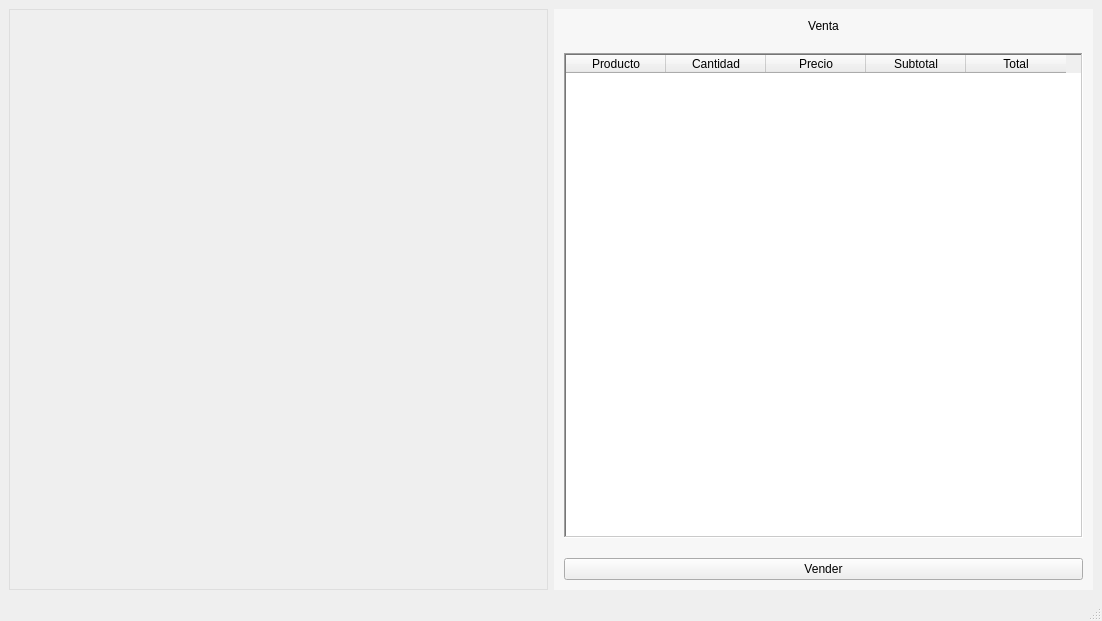
Before: the Qt Designer form RawInterfaces/Venta.ui in Ventthos/PollosExpress, drawn with Qt 5.
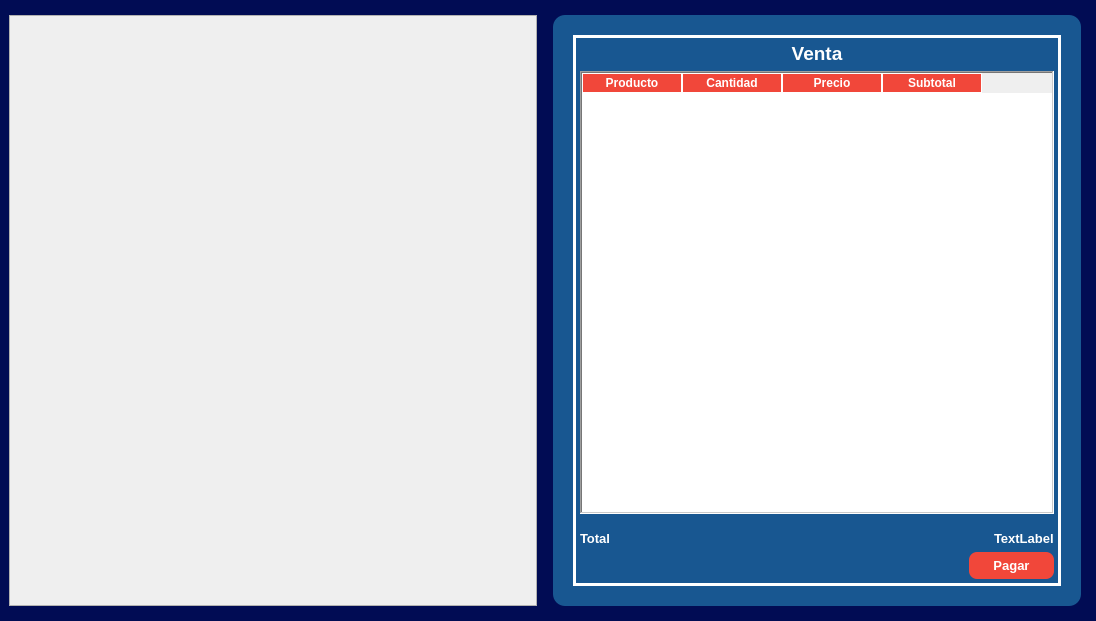
After: the same form once the commit is applied.

Commit message: Nueva UI de VentasEmpleado

Diff of the .ui file:
```diff
--- a/RawInterfaces/Venta.ui
+++ b/RawInterfaces/Venta.ui
@@ -6,7 +6,7 @@
    <rect>
     <x>0</x>
     <y>0</y>
-    <width>1102</width>
+    <width>1096</width>
     <height>621</height>
    </rect>
   </property>
@@ -20,14 +20,34 @@
      <verstretch>0</verstretch>
     </sizepolicy>
    </property>
+   <property name="styleSheet">
+    <string notr="true">#WidgetVentaTotal{
+	background-color: #010c54;
+}</string>
+   </property>
    <layout class="QHBoxLayout" name="horizontalLayout_2">
+    <property name="spacing">
+     <number>16</number>
+    </property>
+    <property name="topMargin">
+     <number>15</number>
+    </property>
+    <property name="rightMargin">
+     <number>15</number>
+    </property>
+    <property name="bottomMargin">
+     <number>15</number>
+    </property>
     <item>
      <widget class="QScrollArea" name="scrollAreaProducto">
       <property name="styleSheet">
        <string notr="true">#scrollAreaProducto {
-background-color: rgba(255,255,255,0.5);
+background-color: #e7e7e5;
 }</string>
       </property>
+      <property name="sizeAdjustPolicy">
+       <enum>QAbstractScrollArea::AdjustToContentsOnFirstShow</enum>
+      </property>
       <property name="widgetResizable">
        <bool>true</bool>
       </property>
@@ -36,10 +56,14 @@
         <rect>
          <x>0</x>
          <y>0</y>
-         <width>537</width>
-         <height>550</height>
+         <width>525</width>
+         <height>589</height>
         </rect>
        </property>
+       <property name="styleSheet">
+        <string notr="true"/>
+       </property>
+       <layout class="QVBoxLayout" name="verticalLayout"/>
       </widget>
      </widget>
     </item>
@@ -47,10 +71,11 @@
      <widget class="QWidget" name="WidgetVentaTabla" native="true">
       <property name="styleSheet">
        <string notr="true">#WidgetVentaTabla {
-background-color: rgba(255,255,255,0.5)
+	background-color: #185791;
+	border-radius: 12px;
 }</string>
       </property>
-      <layout class="QVBoxLayout" name="LayoutVenta" stretch="0,0,0">
+      <layout class="QVBoxLayout" name="LayoutVenta" stretch="0">
        <property name="spacing">
         <number>20</number>
        </property>
@@ -58,19 +83,52 @@
         <enum>QLayout::SetDefaultConstraint</enum>
        </property>
        <property name="leftMargin">
-        <number>10</number>
+        <number>20</number>
        </property>
        <property name="topMargin">
-        <number>10</number>
+        <number>20</number>
        </property>
        <property name="rightMargin">
-        <number>10</number>
+        <number>20</number>
        </property>
        <property name="bottomMargin">
-        <number>10</number>
+        <number>20</number>
+       </property>
+       <item>
+        <widget class="QWidget" name="WidgetInteriorVentaTabla" native="true">
+         <property name="styleSheet">
+          <string notr="true">#WidgetInteriorVentaTabla{
+	border: 3px solid white;
+}</string>
+         </property>
+         <layout class="QVBoxLayout" name="verticalLayout_2">
+          <property name="leftMargin">
+           <number>7</number>
+          </property>
+          <property name="topMargin">
+           <number>7</number>
+          </property>
+          <property name="rightMargin">
+           <number>7</number>
+          </property>
+          <property name="bottomMargin">
+           <number>7</number>
        </property>
        <item>
         <widget class="QLabel" name="Venta">
+            <property name="font">
+             <font>
+              <pointsize>14</pointsize>
+              <weight>75</weight>
+              <bold>true</bold>
+             </font>
+            </property>
+            <property name="styleSheet">
+             <string notr="true">#Venta{
+	color: white;
+	font-weight: bold;
+}</string>
+            </property>
          <property name="text">
           <string>Venta</string>
          </property>
@@ -84,6 +142,14 @@
        </item>
        <item>
         <widget class="QTableWidget" name="TablaVenta">
+            <property name="styleSheet">
+             <string notr="true">QHeaderView::section {
+	background-color: #f1473a;
+	color: white;
+	font-weight: bold;
+	border: 1px solid white;
+}</string>
+            </property>
          <property name="frameShape">
           <enum>QFrame::WinPanel</enum>
          </property>
@@ -96,6 +162,9 @@
          <property name="midLineWidth">
           <number>1</number>
          </property>
+            <property name="columnCount">
+             <number>4</number>
+            </property>
          <column>
           <property name="text">
            <string>Producto</string>
@@ -116,17 +185,85 @@
            <string>Subtotal</string>
           </property>
          </column>
-         <column>
+           </widget>
+          </item>
+          <item>
+           <widget class="QWidget" name="widgetTotal" native="true">
+            <property name="styleSheet">
+             <string notr="true">#widgetTotal QLabel{
+	color: white;
+	font-weight: bold;
+}</string>
+            </property>
+            <layout class="QHBoxLayout" name="horizontalLayout">
+             <property name="leftMargin">
+              <number>0</number>
+             </property>
+             <property name="topMargin">
+              <number>11</number>
+             </property>
+             <property name="rightMargin">
+              <number>0</number>
+             </property>
+             <property name="bottomMargin">
+              <number>0</number>
+             </property>
+             <item>
+              <widget class="QLabel" name="labelPrecioTotal">
+               <property name="font">
+                <font>
+                 <pointsize>10</pointsize>
+                 <weight>75</weight>
+                 <bold>true</bold>
+                </font>
+               </property>
           <property name="text">
            <string>Total</string>
           </property>
-         </column>
-        </widget>
-       </item>
-       <item>
+              </widget>
+             </item>
+             <item alignment="Qt::AlignRight">
+              <widget class="QLabel" name="LabelPrecioTotalDecimal">
+               <property name="font">
+                <font>
+                 <pointsize>10</pointsize>
+                 <weight>75</weight>
+                 <bold>true</bold>
+                </font>
+               </property>
+               <property name="text">
+                <string>TextLabel</string>
+               </property>
+              </widget>
+             </item>
+            </layout>
+           </widget>
+          </item>
+          <item alignment="Qt::AlignRight">
         <widget class="QPushButton" name="pushButton">
+            <property name="font">
+             <font>
+              <pointsize>10</pointsize>
+              <weight>75</weight>
+              <bold>true</bold>
+             </font>
+            </property>
+            <property name="styleSheet">
+             <string notr="true">#pushButton{
+	color: white;
+	background-color: #f1473a;
+	border: none;
+	padding: 6px 24px;
+	border-radius: 8px;	
+	font-weight: bold;
+}
+
+#pushButton:Hover{
+	background-color: #C73A30;
+}</string>
+            </property>
          <property name="text">
-          <string>Vender</string>
+             <string>Pagar</string>
          </property>
         </widget>
        </item>
@@ -135,17 +272,9 @@
     </item>
    </layout>
   </widget>
-  <widget class="QMenuBar" name="menubar">
-   <property name="geometry">
-    <rect>
-     <x>0</x>
-     <y>0</y>
-     <width>1102</width>
-     <height>26</height>
-    </rect>
-   </property>
+    </item>
+   </layout>
   </widget>
-  <widget class="QStatusBar" name="statusbar"/>
  </widget>
  <resources/>
  <connections/>
```
Lines whose indentation alone changed are shown as unchanged. The commit also changes 11 other files.
